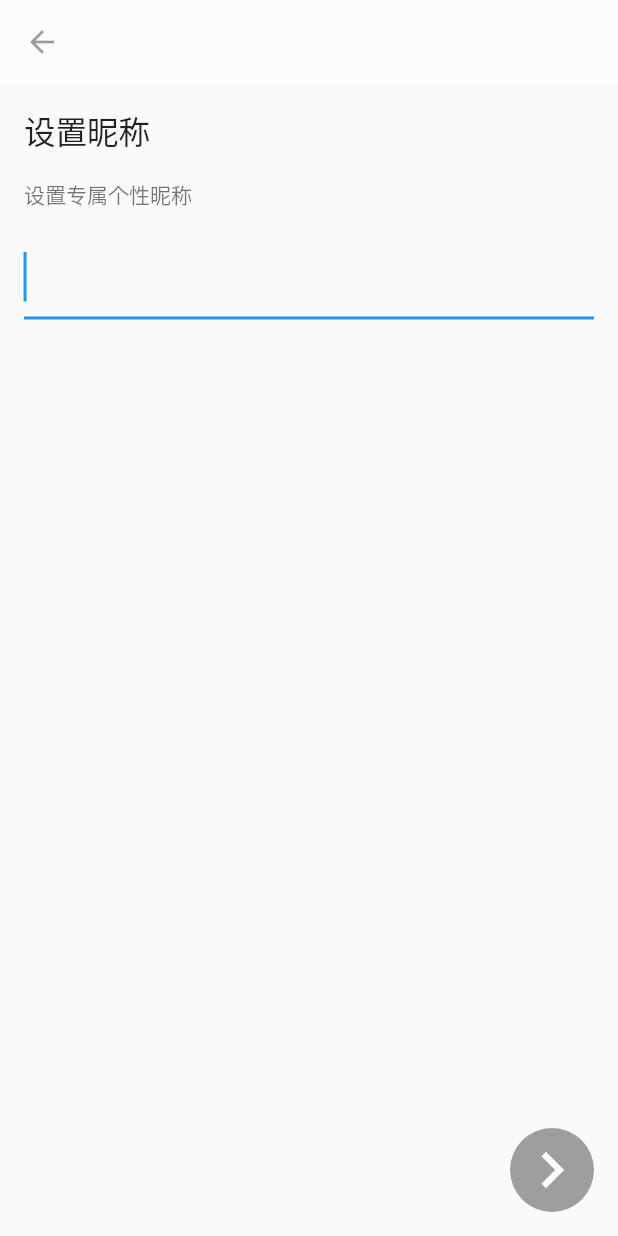
After one commit to wisnuc/winas_flutter, a Flutter app: the NewNickName screen opened directly, on a phone screen of 412 x 824 dp. The commit adds this screen. Run offline on Flutter 3.47's test engine with Material 2 defaults, Android fonts, the phone set to English and light mode, and no system bars; our stand-ins replace dio, flutter_redux, open_file, outline_material_icons, redux, synchronized; missing offline and left inert: draggable_scrollbar, fluwx, redux_persist, share_extend.

Commit message:
user/newNickName

```diff
--- /dev/null
+++ b/lib/user/newNickName.dart
@@ -0,0 +1,130 @@
+import 'package:flutter_redux/flutter_redux.dart';
+import 'package:flutter/material.dart';
+import '../redux/redux.dart';
+
+class NewNickName extends StatefulWidget {
+  NewNickName({Key key, this.nickName}) : super(key: key);
+  final String nickName;
+  @override
+  _NewNickNameState createState() => _NewNickNameState();
+}
+
+class _NewNickNameState extends State<NewNickName> {
+  String _newName;
+  String _error;
+  bool loading = false;
+
+  _onPressed(context, store) async {
+    AppState state = store.state;
+    Account account = state.account;
+
+    setState(() {
+      loading = true;
+    });
+    try {
+      await state.cloud.req('newNickName', {
+        'nickName': _newName,
+      });
+
+      // update Account in store
+      account.updateNickName(_newName);
+      store.dispatch(LoginAction(account));
+    } catch (error) {
+      print(error.response.data);
+      setState(() {
+        loading = false;
+        _error = '操作失败';
+      });
+      return;
+    }
+    Navigator.pop(context, true);
+  }
+
+  TextEditingController _controller;
+
+  @override
+  void initState() {
+    super.initState();
+    _newName = widget.nickName;
+    _controller = TextEditingController(text: _newName);
+  }
+
+  @override
+  Widget build(BuildContext context) {
+    bool disabled = loading || _newName == null || _newName == widget.nickName;
+    return StoreConnector<AppState, AppState>(
+      onInit: (store) => {},
+      onDispose: (store) => {},
+      converter: (store) => store.state,
+      builder: (context, state) {
+        return Scaffold(
+          appBar: AppBar(
+            elevation: 0.0, // no shadow
+            backgroundColor: Colors.white10,
+            brightness: Brightness.light,
+            iconTheme: IconThemeData(color: Colors.black38),
+          ),
+          body: Center(
+            child: Column(
+              crossAxisAlignment: CrossAxisAlignment.start,
+              children: <Widget>[
+                Container(
+                  padding: EdgeInsets.all(16),
+                  child: Text(
+                    '设置昵称',
+                    style: TextStyle(fontSize: 21),
+                  ),
+                ),
+                Container(
+                  padding: EdgeInsets.fromLTRB(16, 0, 16, 16),
+                  child: Text(
+                    '设置专属个性昵称',
+                    style: TextStyle(color: Colors.black54),
+                  ),
+                ),
+                Container(
+                  padding: EdgeInsets.fromLTRB(16, 0, 16, 16),
+                  child: TextField(
+                    key: Key('account'),
+                    onChanged: (text) {
+                      setState(() {
+                        _error = null;
+                        _newName = text;
+                      });
+                    },
+                    decoration: InputDecoration(errorText: _error),
+                    controller: _controller,
+                    autofocus: true,
+                    style: TextStyle(fontSize: 28, color: Colors.black87),
+                  ),
+                ),
+                Container(height: 32),
+                Center(
+                  child: loading ? CircularProgressIndicator() : Container(),
+                ),
+              ],
+            ),
+          ),
+          floatingActionButton: Builder(
+            builder: (ctx) {
+              return StoreConnector<AppState, VoidCallback>(
+                converter: (store) => () => _onPressed(ctx, store),
+                builder: (context, callback) => FloatingActionButton(
+                      onPressed: disabled ? null : callback,
+                      tooltip: '确定',
+                      backgroundColor: disabled ? Colors.grey : Colors.teal,
+                      elevation: 0.0,
+                      child: Icon(
+                        Icons.chevron_right,
+                        color: Colors.white,
+                        size: 48,
+                      ),
+                    ),
+              );
+            },
+          ),
+        );
+      },
+    );
+  }
+}
```
Also changed, not shown: lib/common/request.dart (+18 -1 lines), lib/files/fileRow.dart (+6 -7 lines), lib/redux/redux.dart (+9 -1 lines), lib/user/account_info.dart (+1 -14 lines), lib/user/avatarView.dart (added, +135 -0 lines), lib/user/detail.dart (+23 -3 lines).
